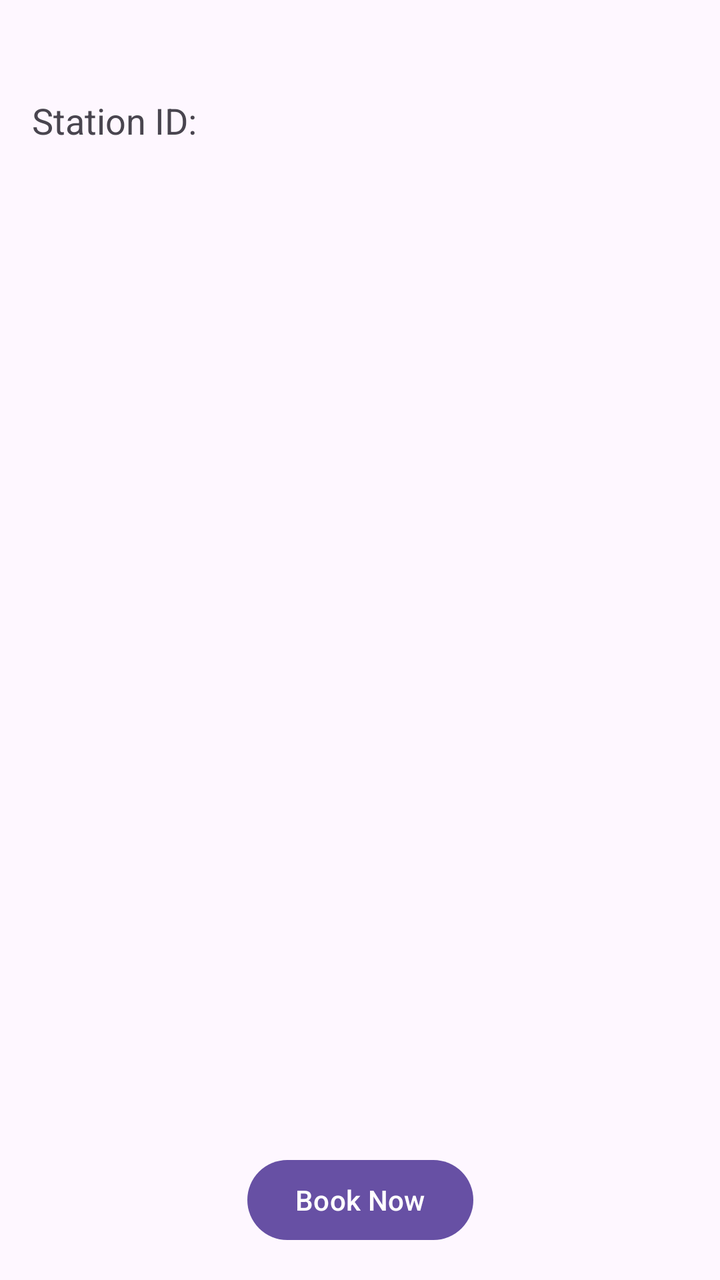
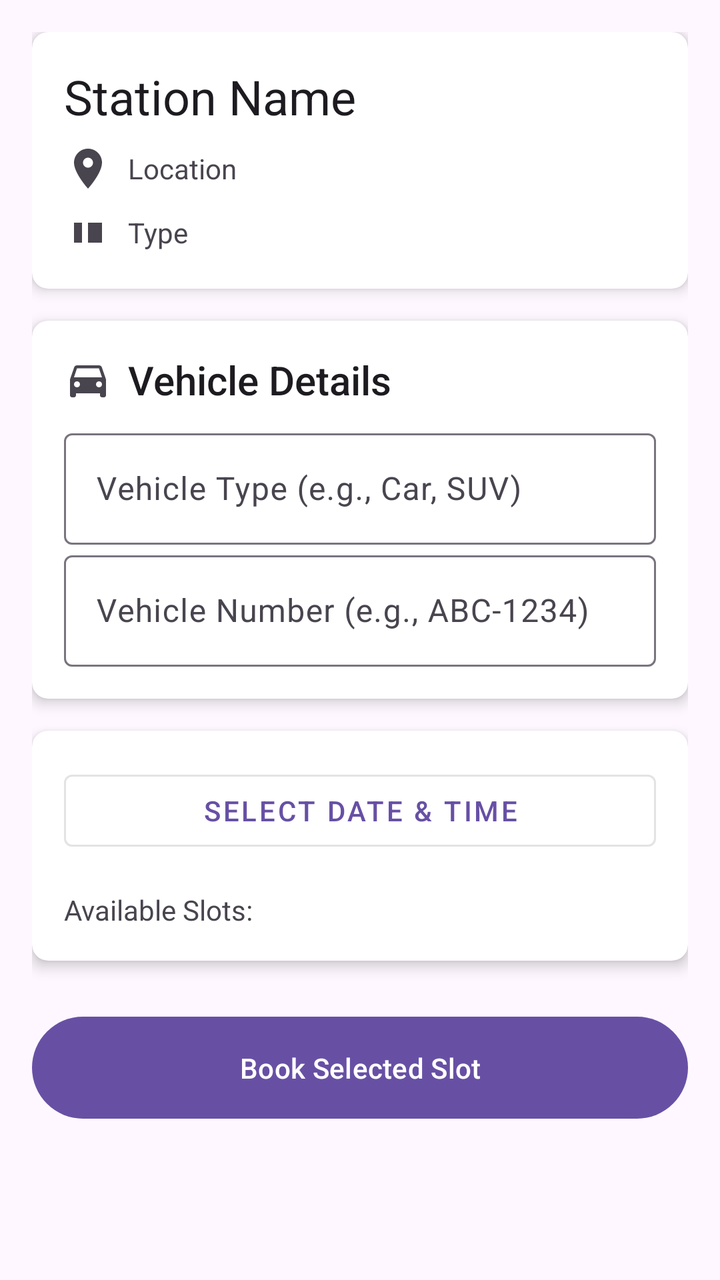

The first picture is an Android layout as it rendered before a commit; the second is the same layout after the commit. The layout source and the unified diff follow.
<!-- AndroidManifest.xml: application theme Theme.EV -->
<!-- res/layout/activity_booking.xml -->
<?xml version="1.0" encoding="utf-8"?>
<androidx.constraintlayout.widget.ConstraintLayout xmlns:android="http://schemas.android.com/apk/res/android"
    xmlns:app="http://schemas.android.com/apk/res-auto"
    xmlns:tools="http://schemas.android.com/tools"
    android:layout_width="match_parent"
    android:layout_height="match_parent"
    android:padding="16dp"
    tools:context=".BookingActivity">

    <TextView
        android:id="@+id/stationIdTextView"
        android:layout_width="wrap_content"
        android:layout_height="wrap_content"
        android:layout_marginTop="32dp"
        android:text="Station ID:"
        android:textSize="18sp"
        app:layout_constraintStart_toStartOf="parent"
        app:layout_constraintTop_toTopOf="parent" />

    <Button
        android:id="@+id/bookNowButton"
        android:layout_width="wrap_content"
        android:layout_height="wrap_content"
        android:text="Book Now"
        app:layout_constraintBottom_toBottomOf="parent"
        app:layout_constraintEnd_toEndOf="parent"
        app:layout_constraintStart_toStartOf="parent" />

</androidx.constraintlayout.widget.ConstraintLayout>
<!-- resources referenced by this layout -->
<resources>
  <style name="Theme.EV" parent="Base.Theme.EV" />
  <style name="Base.Theme.EV" parent="Theme.Material3.DayNight.NoActionBar">
          
          
      </style>
</resources>

<!-- the commit's change to res/layout/activity_booking.xml (unified diff, before → after) -->
@@ -1,29 +1,174 @@
 <?xml version="1.0" encoding="utf-8"?>
-<androidx.constraintlayout.widget.ConstraintLayout xmlns:android="http://schemas.android.com/apk/res/android"
+<ScrollView xmlns:android="http://schemas.android.com/apk/res/android"
     xmlns:app="http://schemas.android.com/apk/res-auto"
     xmlns:tools="http://schemas.android.com/tools"
     android:layout_width="match_parent"
     android:layout_height="match_parent"
-    android:padding="16dp"
     tools:context=".BookingActivity">
 
-    <TextView
-        android:id="@+id/stationIdTextView"
-        android:layout_width="wrap_content"
+    <LinearLayout
+        android:layout_width="match_parent"
         android:layout_height="wrap_content"
-        android:layout_marginTop="32dp"
-        android:text="Station ID:"
-        android:textSize="18sp"
-        app:layout_constraintStart_toStartOf="parent"
-        app:layout_constraintTop_toTopOf="parent" />
+        android:orientation="vertical"
+        android:padding="16dp">
 
-    <Button
-        android:id="@+id/bookNowButton"
-        android:layout_width="wrap_content"
-        android:layout_height="wrap_content"
-        android:text="Book Now"
-        app:layout_constraintBottom_toBottomOf="parent"
-        app:layout_constraintEnd_toEndOf="parent"
-        app:layout_constraintStart_toStartOf="parent" />
+        <androidx.cardview.widget.CardView
+            android:layout_width="match_parent"
+            android:layout_height="wrap_content"
+            app:cardCornerRadius="8dp"
+            app:cardElevation="4dp">
 
-</androidx.constraintlayout.widget.ConstraintLayout>
+            <LinearLayout
+                android:layout_width="match_parent"
+                android:layout_height="wrap_content"
+                android:orientation="vertical"
+                android:padding="16dp">
+
+                <TextView
+                    android:id="@+id/stationNameTextView"
+                    android:layout_width="wrap_content"
+                    android:layout_height="wrap_content"
+                    android:text="Station Name"
+                    android:textAppearance="@style/TextAppearance.AppCompat.Headline" />
+
+                <LinearLayout
+                    android:layout_width="match_parent"
+                    android:layout_height="wrap_content"
+                    android:layout_marginTop="8dp"
+                    android:gravity="center_vertical">
+
+                    <ImageView
+                        android:layout_width="24dp"
+                        android:layout_height="24dp"
+                        android:src="@drawable/ic_location_pin" />
+
+                    <TextView
+                        android:id="@+id/locationTextView"
+                        android:layout_width="wrap_content"
+                        android:layout_height="wrap_content"
+                        android:layout_marginStart="8dp"
+                        android:text="Location" />
+                </LinearLayout>
+
+                <LinearLayout
+                    android:layout_width="match_parent"
+                    android:layout_height="wrap_content"
+                    android:layout_marginTop="8dp"
+                    android:gravity="center_vertical">
+
+                    <ImageView
+                        android:layout_width="24dp"
+                        android:layout_height="24dp"
+                        android:src="@drawable/ic_charger_type" />
+
+                    <TextView
+                        android:id="@+id/evTypeTextView"
+                        android:layout_width="wrap_content"
+                        android:layout_height="wrap_content"
+                        android:layout_marginStart="8dp"
+                        android:text="Type" />
+                </LinearLayout>
+            </LinearLayout>
+        </androidx.cardview.widget.CardView>
+
+        <androidx.cardview.widget.CardView
+            android:layout_width="match_parent"
+            android:layout_height="wrap_content"
+            android:layout_marginTop="16dp"
+            app:cardCornerRadius="8dp"
+            app:cardElevation="4dp">
+
+            <LinearLayout
+                android:layout_width="match_parent"
+                android:layout_height="wrap_content"
+                android:orientation="vertical"
+                android:padding="16dp">
+
+                <LinearLayout
+                    android:layout_width="match_parent"
+                    android:layout_height="wrap_content"
+                    android:gravity="center_vertical">
+
+                    <ImageView
+                        android:layout_width="24dp"
+                        android:layout_height="24dp"
+                        android:src="@drawable/ic_vehicle" />
+
+                    <TextView
+                        android:layout_width="wrap_content"
+                        android:layout_height="wrap_content"
+                        android:layout_marginStart="8dp"
+                        android:text="Vehicle Details"
+                        android:textAppearance="@style/TextAppearance.AppCompat.Title" />
+                </LinearLayout>
+
+                <com.google.android.material.textfield.TextInputLayout
+                    android:layout_width="match_parent"
+                    android:layout_height="wrap_content"
+                    android:layout_marginTop="8dp">
+
+                    <com.google.android.material.textfield.TextInputEditText
+                        android:id="@+id/vehicleTypeEditText"
+                        android:layout_width="match_parent"
+                        android:layout_height="wrap_content"
+                        android:hint="Vehicle Type (e.g., Car, SUV)" />
+                </com.google.android.material.textfield.TextInputLayout>
+
+                <com.google.android.material.textfield.TextInputLayout
+                    android:layout_width="match_parent"
+                    android:layout_height="wrap_content">
+
+                    <com.google.android.material.textfield.TextInputEditText
+                        android:id="@+id/vehicleNumberEditText"
+                        android:layout_width="match_parent"
+                        android:layout_height="wrap_content"
+                        android:hint="Vehicle Number (e.g., ABC-1234)" />
+                </com.google.android.material.textfield.TextInputLayout>
+            </LinearLayout>
+        </androidx.cardview.widget.CardView>
+
+        <androidx.cardview.widget.CardView
+            android:layout_width="match_parent"
+            android:layout_height="wrap_content"
+            android:layout_marginTop="16dp"
+            app:cardCornerRadius="8dp"
+            app:cardElevation="4dp">
+
+            <LinearLayout
+                android:layout_width="match_parent"
+                android:layout_height="wrap_content"
+                android:orientation="vertical"
+                android:padding="16dp">
+
+                <Button
+                    android:id="@+id/dateTimePickerButton"
+                    style="@style/Widget.MaterialComponents.Button.OutlinedButton"
+                    android:layout_width="match_parent"
+                    android:layout_height="wrap_content"
+                    android:drawableStart="@drawable/ic_date_time"
+                    android:text="Select Date &amp; Time" />
+
+                <TextView
+                    android:layout_width="wrap_content"
+                    android:layout_height="wrap_content"
+                    android:layout_marginTop="16dp"
+                    android:text="Available Slots:" />
+
+                <androidx.recyclerview.widget.RecyclerView
+                    android:id="@+id/slotsRecyclerView"
+                    android:layout_width="match_parent"
+                    android:layout_height="wrap_content" />
+
+            </LinearLayout>
+        </androidx.cardview.widget.CardView>
+
+        <Button
+            android:id="@+id/bookButton"
+            android:layout_width="match_parent"
+            android:layout_height="wrap_content"
+            android:layout_marginTop="24dp"
+            android:padding="16dp"
+            android:text="Book Selected Slot" />
+
+    </LinearLayout>
+</ScrollView>
<!-- resource entries referenced after the edit -->
@@ -1,5 +1,49 @@
 <!-- resources referenced by this layout -->
 <resources>
+  <!-- drawable ic_charger_type (drawable) -->
+  <vector xmlns:android="http://schemas.android.com/apk/res/android"
+      android:width="24dp"
+      android:height="24dp"
+      android:viewportWidth="24.0"
+      android:viewportHeight="24.0"
+      android:tint="?attr/colorControlNormal">
+      <path
+          android:fillColor="@android:color/white"
+          android:pathData="M15,7h4v10h-4zM5,7h4v10H5zM12,7h4v10h-4z"/>
+  </vector>
+  <!-- drawable ic_date_time (drawable) -->
+  <vector xmlns:android="http://schemas.android.com/apk/res/android"
+      android:width="24dp"
+      android:height="24dp"
+      android:viewportWidth="24.0"
+      android:viewportHeight="24.0"
+      android:tint="?attr/colorControlNormal">
+      <path
+          android:fillColor="@android:color/white"
+          android:pathData="M9,11H7v2h2v-2zm4,0h-2v2h2v-2zm4,0h-2v2h2v-2zm2,-7h-1V2h-2v2H8V2H6v2H5c-1.11,0 -1.99,0.9 -1.99,2L3,20c0,1.1 0.89,2 2,2h14c1.1,0 2,-0.9 2,-2V6c0,-1.1 -0.9,-2 -2,-2zm0,16H5V9h14v11z"/>
+  </vector>
+  <!-- drawable ic_location_pin (drawable) -->
+  <vector xmlns:android="http://schemas.android.com/apk/res/android"
+      android:width="24dp"
+      android:height="24dp"
+      android:viewportWidth="24.0"
+      android:viewportHeight="24.0"
+      android:tint="?attr/colorControlNormal">
+      <path
+          android:fillColor="@android:color/white"
+          android:pathData="M12,2C8.13,2 5,5.13 5,9c0,5.25 7,13 7,13s7,-7.75 7,-13c0,-3.87 -3.13,-7 -7,-7zM12,11.5c-1.38,0 -2.5,-1.12 -2.5,-2.5s1.12,-2.5 2.5,-2.5 2.5,1.12 2.5,2.5 -1.12,2.5 -2.5,2.5z"/>
+  </vector>
+  <!-- drawable ic_vehicle (drawable) -->
+  <vector xmlns:android="http://schemas.android.com/apk/res/android"
+      android:width="24dp"
+      android:height="24dp"
+      android:viewportWidth="24.0"
+      android:viewportHeight="24.0"
+      android:tint="?attr/colorControlNormal">
+      <path
+          android:fillColor="@android:color/white"
+          android:pathData="M18.92,6.01C18.72,5.42 18.16,5 17.5,5h-11C5.84,5 5.28,5.42 5.08,6.01L3,12v8c0,0.55 0.45,1 1,1h1c0.55,0 1,-0.45 1,-1v-1h12v1c0,0.55 0.45,1 1,1h1c0.55,0 1,-0.45 1,-1v-8l-2.08,-5.99zM6.5,16c-0.83,0 -1.5,-0.67 -1.5,-1.5S5.67,13 6.5,13s1.5,0.67 1.5,1.5S7.33,16 6.5,16zm11,0c-0.83,0 -1.5,-0.67 -1.5,-1.5s0.67,-1.5 1.5,-1.5 1.5,0.67 1.5,1.5 -0.67,1.5 -1.5,1.5zM5,11l1.5,-4.5h11L19,11H5z"/>
+  </vector>
   <style name="Theme.EV" parent="Base.Theme.EV" />
   <style name="Base.Theme.EV" parent="Theme.Material3.DayNight.NoActionBar">
           
